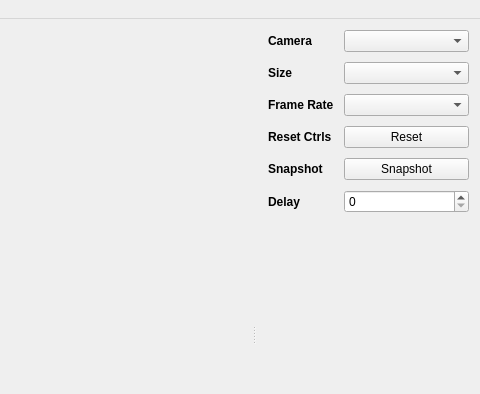
Old version of the form VcapQt.ui in the repository empyreanx/vcap-qt; both pictures show x 549 to 1029 and y 0 to 394 of the 1029 by 648 pixel window.
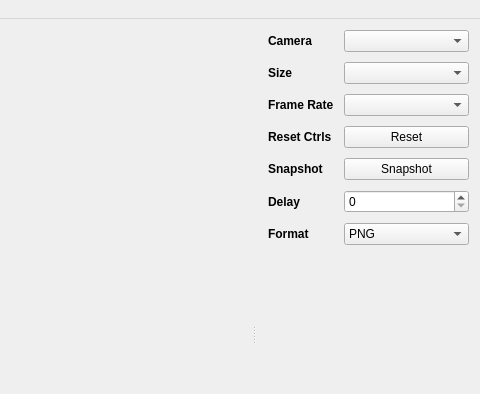
New version of the form.

The edit to the form file:
```diff
--- a/VcapQt.ui
+++ b/VcapQt.ui
@@ -181,6 +181,33 @@
           <item row="5" column="1">
            <widget class="QSpinBox" name="delaySpinBox"/>
           </item>
+          <item row="6" column="0">
+           <widget class="QLabel" name="formatLabel">
+            <property name="font">
+             <font>
+              <weight>75</weight>
+              <bold>true</bold>
+             </font>
+            </property>
+            <property name="text">
+             <string>Format</string>
+            </property>
+           </widget>
+          </item>
+          <item row="6" column="1">
+           <widget class="QComboBox" name="formatComboBox">
+            <item>
+             <property name="text">
+              <string>PNG</string>
+             </property>
+            </item>
+            <item>
+             <property name="text">
+              <string>JPEG</string>
+             </property>
+            </item>
+           </widget>
+          </item>
          </layout>
         </item>
         <item>
```
